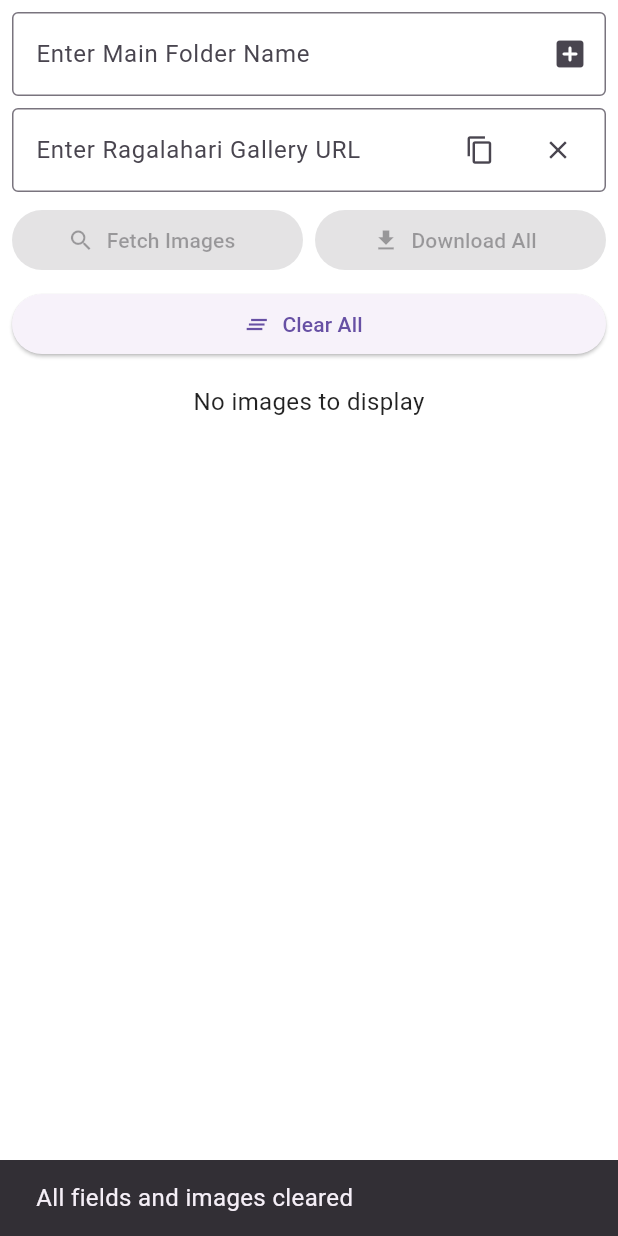
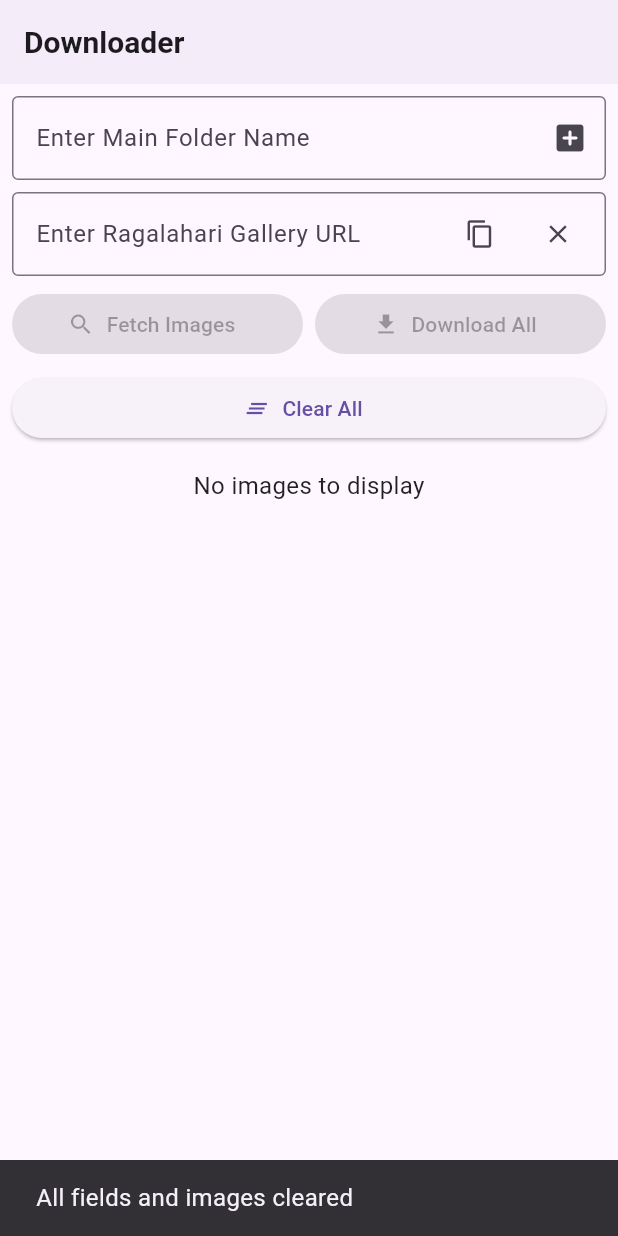
Before and after one commit to DevSon1024/ragadl-app, a Flutter app: the RagalahariDownloader screen opened directly, after a tap on "Clear All", on a phone screen of 412 x 824 dp. Run offline on Flutter 3.47's test engine with Material 3 defaults, Android fonts, the phone set to English and light mode, and no system bars; our stand-ins replace awesome_notifications, cached_network_image, csv, device_info_plus, dio, file_picker and 5 more; missing offline and left inert: flutter_isolate, window_manager; accounts and stored records are empty; network calls fail.

Commit message:
Changes In UI

```diff
--- a/lib/main.dart
+++ b/lib/main.dart
@@ -6,7 +6,7 @@ import 'pages/ragalahari_downloader.dart';
 import 'pages/history/history_page.dart';
 import 'pages/download_manager_page.dart';
 import 'pages/celebrity/celebrity_list_page.dart';
-import 'settings_sidebar.dart';
+import 'settings_page.dart'; // Updated import
 import 'pages/celebrity/latest_celebrity.dart';
 import 'pages/celebrity/latest_actor_and_actress.dart';
 import 'settings/favourite_page.dart';
@@ -67,8 +67,22 @@ class MyApp extends StatelessWidget {
       builder: (context, themeConfig, child) => MaterialApp(
         title: 'Ragalahari Downloader',
         debugShowCheckedModeBanner: false,
-        theme: themeConfig.lightTheme,
-        darkTheme: themeConfig.darkTheme,
+        theme: themeConfig.lightTheme.copyWith(
+          appBarTheme: AppBarTheme(
+            backgroundColor: themeConfig.lightTheme.colorScheme.surface,
+            surfaceTintColor: themeConfig.lightTheme.colorScheme.surfaceTint,
+            elevation: 2,
+          ),
+          scaffoldBackgroundColor: themeConfig.lightTheme.colorScheme.surface,
+        ),
+        darkTheme: themeConfig.darkTheme.copyWith(
+          appBarTheme: AppBarTheme(
+            backgroundColor: themeConfig.darkTheme.colorScheme.surface,
+            surfaceTintColor: themeConfig.darkTheme.colorScheme.surfaceTint,
+            elevation: 2,
+          ),
+          scaffoldBackgroundColor: themeConfig.darkTheme.colorScheme.surface,
+        ),
         themeMode: themeConfig.currentThemeMode,
         home: const MainScreen(),
       ),
@@ -114,7 +128,6 @@ class _MainScreenState extends State<MainScreen> {
         _folderController.text += "/${widget.galleryTitle!.replaceAll("-", " ")}";
       }
     }
-    // Request permissions on first run
     WidgetsBinding.instance.addPostFrameCallback((_) {
       PermissionHandler.requestFirstRunPermissions(context);
     });
@@ -179,50 +192,6 @@ class _MainScreenState extends State<MainScreen> {
       child: Scaffold(
         key: _scaffoldKey,
         extendBody: true,
-        appBar: AppBar(
-          title: const Text(
-            'Ragalahari Downloader',
-            style: TextStyle(
-              color: Colors.white,
-              fontWeight: FontWeight.bold,
-            ),
-          ),
-          flexibleSpace: Container(
-            decoration: BoxDecoration(
-              color: Theme.of(context).primaryColor,
-              borderRadius: const BorderRadius.vertical(
-                bottom: Radius.circular(15),
-              ),
-            ),
-          ),
-          actions: [
-            IconButton(
-              icon: Icon(
-                Icons.history,
-                color: Theme.of(context).colorScheme.onPrimary,
-              ),
-              onPressed: () {
-                Navigator.push(
-                  context,
-                  MaterialPageRoute(builder: (_) => const LinkHistoryPage()),
-                );
-                FocusScope.of(context).unfocus();
-              },
-              tooltip: 'Link History',
-            ),
-            IconButton(
-              icon: Icon(
-                Icons.settings,
-                color: Theme.of(context).colorScheme.onPrimary,
-              ),
-              onPressed: () {
-                _scaffoldKey.currentState?.openEndDrawer();
-                FocusScope.of(context).unfocus();
-              },
-            ),
-          ],
-        ),
-        endDrawer: const SettingsSidebar(),
         body: PageView(
           controller: _pageController,
           physics: const NeverScrollableScrollPhysics(),
@@ -235,6 +204,13 @@ class _MainScreenState extends State<MainScreen> {
           children: [
             HomePage(
               onDownloadSelected: _navigateToDownloader,
+              openSettings: () {
+                Navigator.push(
+                  context,
+                  MaterialPageRoute(builder: (_) => const SettingsPage()),
+                );
+                FocusScope.of(context).unfocus();
+              },
             ),
             CelebrityListPage(
               onDownloadSelected: (url, folder, title) {
@@ -334,8 +310,13 @@ class _MainScreenState extends State<MainScreen> {
 
 class HomePage extends StatefulWidget {
   final Function({String? url, String? folder, String? title}) onDownloadSelected;
+  final VoidCallback openSettings;
 
-  const HomePage({super.key, required this.onDownloadSelected});
+  const HomePage({
+    super.key,
+    required this.onDownloadSelected,
+    required this.openSettings,
+  });
 
   @override
   _HomePageState createState() => _HomePageState();
@@ -447,9 +428,9 @@ class _HomePageState extends State<HomePage> {
       child: Container(
         padding: const EdgeInsets.symmetric(vertical: 12, horizontal: 16),
         decoration: BoxDecoration(
-          color: color.withOpacity(0.1),
+          color: Theme.of(context).colorScheme.primaryContainer,
           borderRadius: BorderRadius.circular(12),
-          border: Border.all(color: color.withOpacity(0.3)),
+          border: Border.all(color: Theme.of(context).colorScheme.outline.withOpacity(0.3)),
         ),
         child: Row(
           mainAxisSize: MainAxisSize.min,
@@ -471,7 +452,44 @@ class _HomePageState extends State<HomePage> {
 
   @override
   Widget build(BuildContext context) {
-    return SingleChildScrollView(
+    final theme = Theme.of(context);
+    return Scaffold(
+      appBar: AppBar(
+        title: const Text(
+          'Ragalahari Downloader',
+          style: TextStyle(
+            fontWeight: FontWeight.bold,
+          ),
+        ),
+        backgroundColor: theme.colorScheme.surface,
+        surfaceTintColor: theme.colorScheme.surfaceTint,
+        elevation: 2,
+        actions: [
+          IconButton(
+            icon: Icon(
+              Icons.history,
+              color: theme.colorScheme.onSurface,
+            ),
+            onPressed: () {
+              Navigator.push(
+                context,
+                MaterialPageRoute(builder: (_) => const LinkHistoryPage()),
+              );
+              FocusScope.of(context).unfocus();
+            },
+            tooltip: 'Link History',
+          ),
+          IconButton(
+            icon: Icon(
+              Icons.settings,
+              color: theme.colorScheme.onSurface,
+            ),
+            onPressed: widget.openSettings,
+            tooltip: 'Settings',
+          ),
+        ],
+      ),
+      body: SingleChildScrollView(
         child: Padding(
           padding: const EdgeInsets.only(bottom: 80.0),
           child: Column(
@@ -494,13 +512,12 @@ class _HomePageState extends State<HomePage> {
                 padding: const EdgeInsets.all(16.0),
                 child: Column(
                   children: [
-                  Container(
+                    Card(
+                      elevation: 2,
+                      shape: RoundedRectangleBorder(borderRadius: BorderRadius.circular(16)),
+                      surfaceTintColor: theme.colorScheme.surfaceTint,
+                      child: Padding(
                         padding: const EdgeInsets.all(16),
-                    decoration: BoxDecoration(
-                      color: Theme.of(context).cardColor,
-                      borderRadius: BorderRadius.circular(12),
-                      border: Border.all(color: _statusColor.withOpacity(0.5)),
-                    ),
                         child: Row(
                           mainAxisAlignment: MainAxisAlignment.center,
                           children: [
@@ -528,11 +545,12 @@ class _HomePageState extends State<HomePage> {
                                 Icons.refresh,
                                 color: _isChecking
                                     ? Colors.grey
-                                : Theme.of(context).primaryColor,
+                                    : theme.colorScheme.primary,
                                 size: 24,
                               ),
                             ),
                           ],
+                        ),
                       ),
                     ),
                     const SizedBox(height: 16),
@@ -559,7 +577,7 @@ class _HomePageState extends State<HomePage> {
                     child: Container(
                       decoration: BoxDecoration(
                         border: Border.all(
-                        color: Theme.of(context).primaryColor,
+                          color: theme.colorScheme.primary,
                           width: 2,
                         ),
                         borderRadius: BorderRadius.circular(8),
@@ -572,17 +590,20 @@ class _HomePageState extends State<HomePage> {
                   return Card(
                     key: ValueKey(section['title']),
                     margin: const EdgeInsets.symmetric(horizontal: 16, vertical: 8),
+                    elevation: 2,
+                    shape: RoundedRectangleBorder(borderRadius: BorderRadius.circular(12)),
+                    surfaceTintColor: theme.colorScheme.surfaceTint,
                     child: ListTile(
                       leading: Icon(
                         section['icon'],
-                      color: Theme.of(context).primaryColor,
+                        color: theme.colorScheme.primary,
                       ),
                       title: Text(section['title']),
                       trailing: Platform.isWindows
                           ? null
                           : Icon(
                         Icons.drag_handle,
-                      color: Theme.of(context).iconTheme.color,
+                        color: theme.colorScheme.onSurfaceVariant,
                       ),
                       onTap: () {
                         Navigator.push(
@@ -603,11 +624,11 @@ class _HomePageState extends State<HomePage> {
                 padding: const EdgeInsets.all(16),
                 margin: const EdgeInsets.symmetric(horizontal: 16, vertical: 16),
                 decoration: BoxDecoration(
-                color: Theme.of(context).cardColor,
+                  color: theme.colorScheme.surface,
                   borderRadius: BorderRadius.circular(16),
                   boxShadow: [
                     BoxShadow(
-                    color: Colors.black.withOpacity(0.1),
+                      color: theme.colorScheme.shadow.withOpacity(0.1),
                       blurRadius: 10,
                       offset: const Offset(0, 4),
                     ),
@@ -617,8 +638,9 @@ class _HomePageState extends State<HomePage> {
                   children: [
                     Text(
                       'Follow Ragalahari on',
-                    style: Theme.of(context).textTheme.titleLarge?.copyWith(
+                      style: theme.textTheme.titleLarge?.copyWith(
                         fontWeight: FontWeight.bold,
+                        color: theme.colorScheme.onSurface,
                       ),
                     ),
                     const SizedBox(height: 16),
@@ -656,6 +678,7 @@ class _HomePageState extends State<HomePage> {
             ],
           ),
         ),
+      ),
     );
   }
 }
--- a/lib/pages/ragalahari_downloader.dart
+++ b/lib/pages/ragalahari_downloader.dart
@@ -244,7 +244,6 @@ class _RagalahariDownloaderState extends State<RagalahariDownloader>
       timestamp: DateTime.now(),
     );
 
-    // Avoid duplicates by checking URL and celebrityName
     if (!history.any((item) => item.url == url && item.celebrityName == mainFolderName)) {
       history.add(historyItem);
       await prefs.setStringList(
@@ -321,7 +320,7 @@ class _RagalahariDownloaderState extends State<RagalahariDownloader>
       });
 
       final downloadManager = DownloadManager();
-      final batchId = DateTime.now().millisecondsSinceEpoch.toString(); // Unique batch ID
+      final batchId = DateTime.now().millisecondsSinceEpoch.toString();
       for (int i = 0; i < imageUrls.length; i++) {
         final imageUrl = imageUrls[i].originalUrl;
 
@@ -329,7 +328,7 @@ class _RagalahariDownloaderState extends State<RagalahariDownloader>
           url: imageUrl,
           folder: mainFolderName,
           subFolder: subFolderName,
-          batchId: batchId, // Pass batch ID
+          batchId: batchId,
           onProgress: (progress) {},
           onComplete: (success) {
             setState(() {
@@ -372,7 +371,7 @@ class _RagalahariDownloaderState extends State<RagalahariDownloader>
       });
 
       final downloadManager = DownloadManager();
-      final batchId = DateTime.now().millisecondsSinceEpoch.toString(); // Unique batch ID
+      final batchId = DateTime.now().millisecondsSinceEpoch.toString();
       for (int index in selectedImages) {
         final imageUrl = imageUrls[index].originalUrl;
 
@@ -380,7 +379,7 @@ class _RagalahariDownloaderState extends State<RagalahariDownloader>
           url: imageUrl,
           folder: mainFolderName,
           subFolder: subFolderName,
-          batchId: batchId, // Pass batch ID
+          batchId: batchId,
           onProgress: (progress) {},
           onComplete: (success) {
             setState(() {
@@ -433,6 +432,23 @@ class _RagalahariDownloaderState extends State<RagalahariDownloader>
         'RagalahariDownloader build, urlFocus: ${_urlFocusNode.hasFocus}, folderFocus: ${_folderFocusNode.hasFocus}');
     final themeConfig = Provider.of<ThemeConfig>(context);
     return Scaffold(
+      appBar: AppBar(
+        title: const Text(
+          'Downloader',
+          style: TextStyle(
+            // color: Colors.white,
+            fontWeight: FontWeight.bold,
+          ),
+        ),
+        // flexibleSpace: Container(
+        //   decoration: BoxDecoration(
+        //     color: Theme.of(context).primaryColor,
+        //     borderRadius: const BorderRadius.vertical(
+        //       bottom: Radius.circular(15),
+        //     ),
+        //   ),
+        // ),
+      ),
       resizeToAvoidBottomInset: true,
       floatingActionButton: Stack(
         children: [
```
Also changed, not shown: lib/settings_page.dart (added, +209 -0 lines), lib/settings_sidebar.dart (deleted, +0 -192 lines), assets/1logo.png (deleted), assets/2logo.png (added), assets/logo.png, assets/logo2.png (added). Lines whose indentation alone changed are shown as unchanged.
